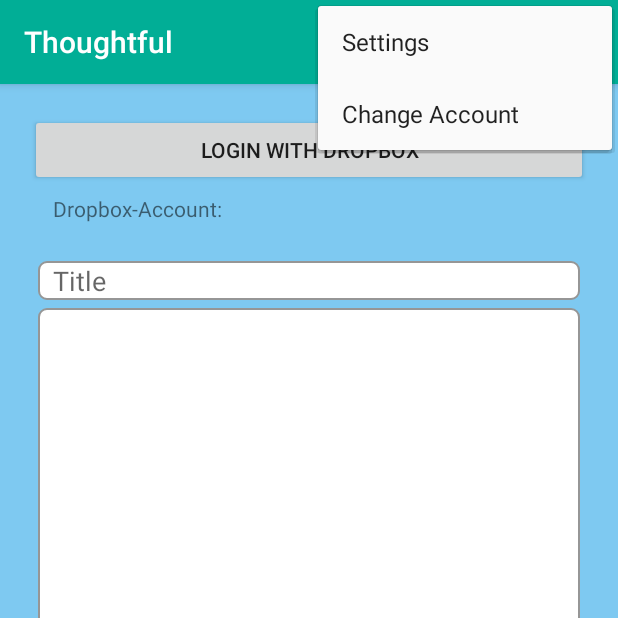
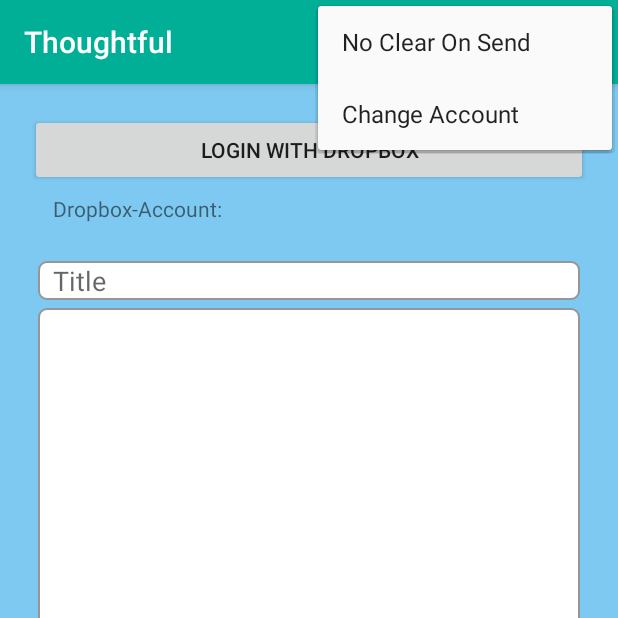
Before and after one commit to meergruen/thoughtful, an Android app: the screen it shows after launch (MainActivity), with the options menu open, on a phone screen of 412 x 824 dp, the top half of it. Run offline under Robolectric (Android 15) with nearby library versions, the phone set to English and light mode, and no system bars; libraries missing offline, so code that uses them is left out: com.dropbox.core; 3 statements that could not run were skipped.

Commit message:
Fill menu

```diff
--- a/app/src/main/java/com/meergruen/thoughtful/MainActivity.kt
+++ b/app/src/main/java/com/meergruen/thoughtful/MainActivity.kt
@@ -1,5 +1,7 @@
 package com.meergruen.thoughtful
 
+import android.content.Context
+import android.content.SharedPreferences
 import android.os.Bundle
 import android.util.Log
 import android.view.Menu
@@ -16,28 +18,21 @@ import java.text.DateFormat
 class MainActivity : DropboxActivity() {
 
     private val tag = MainActivity::class.java.name
+    private var preferences: SharedPreferences? = null
     private var mProgressBar: ProgressBar? = null
+    private var mContent: View? = null
 
     override fun onCreate(savedInstanceState: Bundle?) {
         super.onCreate(savedInstanceState)
         setContentView(R.layout.activity_main)
         setSupportActionBar(toolbar)
+        preferences = getSharedPreferences("thoughtful", Context.MODE_PRIVATE)
+        mContent = findViewById(R.id.content)
+        mProgressBar = findViewById(R.id.progressbar)
+        mProgressBar!!.visibility = View.INVISIBLE
 
         send_ab.setOnClickListener { uploadText() }
 
-        //val loginButton = findViewById<Button>(R.id.login_button)
-        //loginButton.setOnClickListener { }
-
-
-      //  val clearButton = findViewById<Button>(R.id.clear_button)
-       // clearButton.setOnClickListener { }
-
-        mProgressBar = findViewById(R.id.progressbar)
-        mProgressBar!!.visibility = View.INVISIBLE
-
-
-       // val btn: Button = findViewById(R.id.clear_button)
-       // btn.visibility = View.INVISIBLE
 
     }
 
@@ -52,9 +47,30 @@ class MainActivity : DropboxActivity() {
         // automatically handle clicks on the Home/Up button, so long
         // as you specify a parent activity in AndroidManifest.xml.
         return when (item.itemId) {
-            R.id.action_settings -> true
+            R.id.action_change_account -> {
+                login(mContent!!)
+                true
+            }
+            R.id.action_clear_on_send -> {
+                toggleClearOnSend(item)
+                true
+            }
             else -> super.onOptionsItemSelected(item)
         }
+    }
+
+    private fun toggleClearOnSend(item: MenuItem) {
+
+        val clearOnSend = preferences!!.getString("clear-on-send", "true")
+        if (clearOnSend == "true") {
+            preferences!!.edit().putString("clear-on-send", "false").apply()
+            item.setTitle(R.string.clear_on_send)
+        }
+        else{
+            preferences!!.edit().putString("clear-on-send", "true").apply()
+            item.setTitle(R.string.no_clear_on_send)
+        }
+
     }
 
     override fun onResume() {
@@ -118,8 +134,10 @@ class MainActivity : DropboxActivity() {
                         DateFormat.getDateTimeInstance().format(result.clientModified)
                 Toast.makeText(this@MainActivity, message, Toast.LENGTH_SHORT)
                     .show()
-
-                clearFields(thisView)
+                val clearOnSend = preferences!!.getString("clear-on-send", "true")
+                if (clearOnSend == "true") {
+                    clearFields(thisView)
+                }
             }
 
             override fun onError(e: Exception?) {
--- a/app/src/main/res/menu/menu_main.xml
+++ b/app/src/main/res/menu/menu_main.xml
@@ -3,9 +3,9 @@
     xmlns:tools="http://schemas.android.com/tools"
     tools:context="com.meergruen.thoughtful.MainActivity">
     <item
-        android:id="@+id/action_settings"
+        android:id="@+id/action_clear_on_send"
         android:orderInCategory="100"
-        android:title="@string/action_settings"
+        android:title="@string/no_clear_on_send"
         app:showAsAction="never" />
     <item
         android:id="@+id/action_change_account"
--- a/app/src/main/res/values/strings.xml
+++ b/app/src/main/res/values/strings.xml
@@ -1,6 +1,5 @@
 <resources>
     <string name="app_name">Thoughtful</string>
-    <string name="action_settings">Settings</string>
     <string name="text_edit_hint">Put your thoughts here!</string>
     <string name="title_hint">Title</string>
     <string name="app_key">8koez12nqwamh5q</string>
@@ -8,4 +7,6 @@
     <string name="action_change_account">Change Account</string>
     <string name="clear_button">Clear All</string>
     <string name="dropbox_account">Dropbox-Account:</string>
+    <string name="clear_on_send">Clear On Send</string>
+    <string name="no_clear_on_send">No Clear On Send</string>
 </resources>
```
